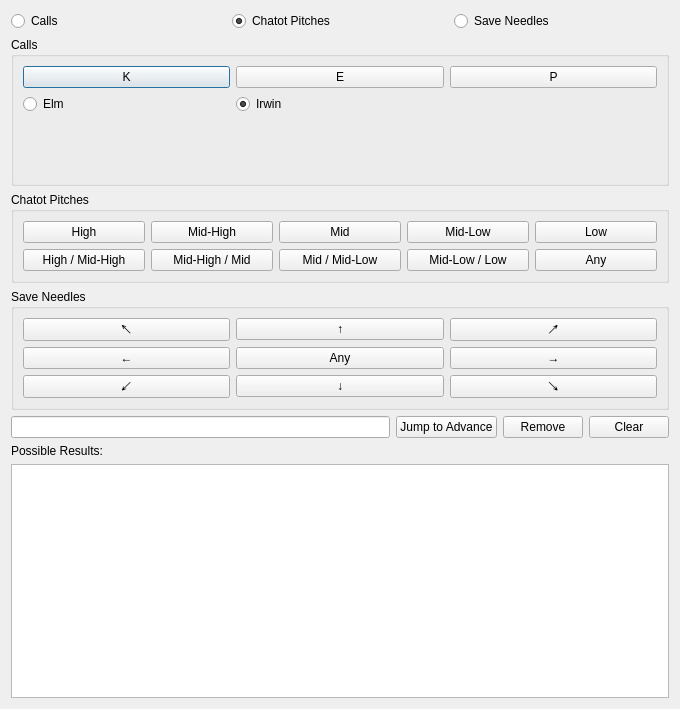
Qt form Form/Util/AdvanceFinder.ui (Admiral-Fish/PokeFinder) before a commit.
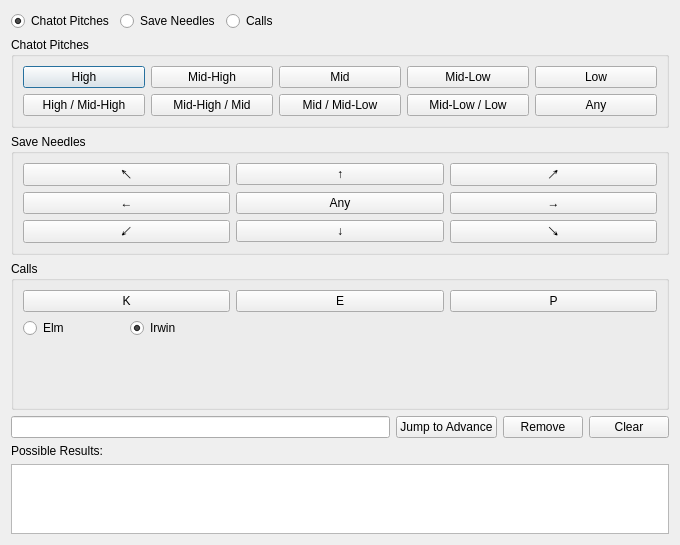
The same form after that commit. Custom widgets are drawn as their Qt base class.

Patch:
```diff
--- a/Form/Util/AdvanceFinder.ui
+++ b/Form/Util/AdvanceFinder.ui
@@ -7,121 +7,84 @@
     <x>0</x>
     <y>0</y>
     <width>680</width>
-    <height>709</height>
+     <height>430</height>
    </rect>
   </property>
   <property name="windowTitle">
    <string>Advance Finder</string>
   </property>
-  <layout class="QGridLayout" name="gridLayout">
-   <item row="0" column="0">
-    <widget class="QRadioButton" name="radioButtonCalls">
-     <property name="text">
-      <string>Calls</string>
+  <layout class="QVBoxLayout" name="verticalLayout">
+   <item>
+    <widget class="QWidget" name="widgetMode" native="true">
+     <property name="sizePolicy">
+      <sizepolicy hsizetype="Preferred" vsizetype="Fixed">
+       <horstretch>0</horstretch>
+       <verstretch>0</verstretch>
+      </sizepolicy>
      </property>
-     <attribute name="buttonGroup">
-      <string notr="true">buttonGroupType</string>
-     </attribute>
-    </widget>
-   </item>
-   <item row="0" column="1">
-    <widget class="QRadioButton" name="radioButtonChatot">
-     <property name="text">
-      <string>Chatot Pitches</string>
-     </property>
-     <property name="checked">
-      <bool>true</bool>
-     </property>
-     <attribute name="buttonGroup">
-      <string notr="true">buttonGroupType</string>
-     </attribute>
-    </widget>
-   </item>
-   <item row="0" column="2">
-    <widget class="QRadioButton" name="radioButtonNeedle">
-     <property name="text">
-      <string>Save Needles</string>
-     </property>
-     <attribute name="buttonGroup">
-      <string notr="true">buttonGroupType</string>
-     </attribute>
-    </widget>
-   </item>
-   <item row="1" column="0" colspan="3">
-    <widget class="QGroupBox" name="groupBoxCalls">
-     <property name="title">
-      <string>Calls</string>
-     </property>
-     <layout class="QGridLayout" name="gridLayoutCall">
-      <item row="0" column="0">
-       <widget class="QPushButton" name="pushButtonCallK">
+     <layout class="QHBoxLayout" name="horizontalLayoutMode">
+      <property name="leftMargin">
+       <number>0</number>
+      </property>
+      <property name="topMargin">
+       <number>0</number>
+      </property>
+      <property name="rightMargin">
+       <number>0</number>
+      </property>
+      <property name="bottomMargin">
+       <number>0</number>
+      </property>
+      <item>
+       <widget class="QRadioButton" name="radioButtonChatot">
         <property name="text">
-         <string notr="true">K</string>
-        </property>
-       </widget>
-      </item>
-      <item row="0" column="1">
-       <widget class="QPushButton" name="pushButtonCallE">
-        <property name="text">
-         <string notr="true">E</string>
-        </property>
-       </widget>
-      </item>
-      <item row="0" column="2">
-       <widget class="QPushButton" name="pushButtonCallP">
-        <property name="text">
-         <string notr="true">P</string>
-        </property>
-       </widget>
-      </item>
-      <item row="1" column="0">
-       <widget class="QRadioButton" name="radioButtonElm">
-        <property name="text">
-         <string>Elm</string>
-        </property>
-        <attribute name="buttonGroup">
-         <string notr="true">buttonGroupCallType</string>
-        </attribute>
-       </widget>
-      </item>
-      <item row="1" column="1">
-       <widget class="QRadioButton" name="radioButtonIrwin">
-        <property name="text">
-         <string>Irwin</string>
+         <string>Chatot Pitches</string>
         </property>
         <property name="checked">
          <bool>true</bool>
         </property>
         <attribute name="buttonGroup">
-         <string notr="true">buttonGroupCallType</string>
+         <string notr="true">buttonGroupType</string>
         </attribute>
        </widget>
       </item>
-      <item row="2" column="0">
-       <widget class="QLabel" name="labelKResponse">
-        <property name="wordWrap">
-         <bool>true</bool>
+      <item>
+       <widget class="QRadioButton" name="radioButtonNeedle">
+        <property name="text">
+         <string>Save Needles</string>
         </property>
+        <attribute name="buttonGroup">
+         <string notr="true">buttonGroupType</string>
+        </attribute>
        </widget>
       </item>
-      <item row="3" column="0">
-       <widget class="QLabel" name="labelEResponse">
-        <property name="wordWrap">
-         <bool>true</bool>
+      <item>
+       <widget class="QRadioButton" name="radioButtonCalls">
+        <property name="text">
+         <string>Calls</string>
         </property>
+        <attribute name="buttonGroup">
+         <string notr="true">buttonGroupType</string>
+        </attribute>
        </widget>
       </item>
-      <item row="4" column="0">
-       <widget class="QLabel" name="labelPResponse">
-        <property name="wordWrap">
-         <bool>true</bool>
+      <item>
+       <spacer name="horizontalSpacerMode">
+        <property name="orientation">
+         <enum>Qt::Horizontal</enum>
         </property>
-       </widget>
+        <property name="sizeHint" stdset="0">
+         <size>
+          <width>40</width>
+          <height>20</height>
+         </size>
+        </property>
+       </spacer>
       </item>
      </layout>
     </widget>
    </item>
-   <item row="2" column="0" colspan="3">
+   <item>
     <widget class="QGroupBox" name="groupBoxChatot">
      <property name="title">
       <string>Chatot Pitches</string>
@@ -200,7 +163,7 @@
      </layout>
     </widget>
    </item>
-   <item row="3" column="0" colspan="3">
+   <item>
     <widget class="QGroupBox" name="groupBoxNeedle">
      <property name="title">
       <string>Save Needles</string>
@@ -209,28 +172,28 @@
       <item row="0" column="0">
        <widget class="QPushButton" name="pushButtonNeedle7">
         <property name="text">
-         <string>↖</string>
+         <string>&#x2196;</string>
         </property>
        </widget>
       </item>
       <item row="0" column="1">
        <widget class="QPushButton" name="pushButtonNeedle0">
         <property name="text">
-         <string>↑</string>
+         <string>&#x2191;</string>
         </property>
        </widget>
       </item>
       <item row="0" column="2">
        <widget class="QPushButton" name="pushButtonNeedle1">
         <property name="text">
-         <string>↗</string>
+         <string>&#x2197;</string>
         </property>
        </widget>
       </item>
       <item row="1" column="0">
        <widget class="QPushButton" name="pushButtonNeedle6">
         <property name="text">
-         <string>←</string>
+         <string>&#x2190;</string>
         </property>
        </widget>
       </item>
@@ -244,35 +207,109 @@
       <item row="1" column="2">
        <widget class="QPushButton" name="pushButtonNeedle2">
         <property name="text">
-         <string>→</string>
+         <string>&#x2192;</string>
         </property>
        </widget>
       </item>
       <item row="2" column="0">
        <widget class="QPushButton" name="pushButtonNeedle5">
         <property name="text">
-         <string>↙</string>
+         <string>&#x2199;</string>
         </property>
        </widget>
       </item>
       <item row="2" column="1">
        <widget class="QPushButton" name="pushButtonNeedle4">
         <property name="text">
-         <string>↓</string>
+         <string>&#x2193;</string>
         </property>
        </widget>
       </item>
       <item row="2" column="2">
        <widget class="QPushButton" name="pushButtonNeedle3">
         <property name="text">
-         <string>↘</string>
+         <string>&#x2198;</string>
         </property>
        </widget>
       </item>
      </layout>
     </widget>
    </item>
-   <item row="4" column="0" colspan="3">
+   <item>
+    <widget class="QGroupBox" name="groupBoxCalls">
+     <property name="title">
+      <string>Calls</string>
+     </property>
+     <layout class="QGridLayout" name="gridLayoutCall">
+      <item row="0" column="0" colspan="2">
+       <widget class="QPushButton" name="pushButtonCallK">
+        <property name="text">
+         <string notr="true">K</string>
+        </property>
+       </widget>
+      </item>
+      <item row="0" column="2" colspan="2">
+       <widget class="QPushButton" name="pushButtonCallE">
+        <property name="text">
+         <string notr="true">E</string>
+        </property>
+       </widget>
+      </item>
+      <item row="0" column="4" colspan="2">
+       <widget class="QPushButton" name="pushButtonCallP">
+        <property name="text">
+         <string notr="true">P</string>
+        </property>
+       </widget>
+      </item>
+      <item row="1" column="0">
+       <widget class="QRadioButton" name="radioButtonElm">
+        <property name="text">
+         <string>Elm</string>
+        </property>
+        <attribute name="buttonGroup">
+         <string notr="true">buttonGroupCallType</string>
+        </attribute>
+       </widget>
+      </item>
+      <item row="1" column="1">
+       <widget class="QRadioButton" name="radioButtonIrwin">
+        <property name="text">
+         <string>Irwin</string>
+        </property>
+        <property name="checked">
+         <bool>true</bool>
+        </property>
+        <attribute name="buttonGroup">
+         <string notr="true">buttonGroupCallType</string>
+        </attribute>
+       </widget>
+      </item>
+      <item row="2" column="0" colspan="6">
+       <widget class="QLabel" name="labelKResponse">
+        <property name="wordWrap">
+         <bool>true</bool>
+        </property>
+       </widget>
+      </item>
+      <item row="3" column="0" colspan="6">
+       <widget class="QLabel" name="labelEResponse">
+        <property name="wordWrap">
+         <bool>true</bool>
+        </property>
+       </widget>
+      </item>
+      <item row="4" column="0" colspan="6">
+       <widget class="QLabel" name="labelPResponse">
+        <property name="wordWrap">
+         <bool>true</bool>
+        </property>
+       </widget>
+      </item>
+     </layout>
+    </widget>
+   </item>
+   <item>
     <layout class="QHBoxLayout" name="horizontalLayoutInput">
      <item>
       <widget class="QLineEdit" name="lineEditSequence">
@@ -304,14 +341,20 @@
      </item>
     </layout>
    </item>
-   <item row="5" column="0">
+   <item>
     <widget class="QLabel" name="labelPossibleResults">
+     <property name="sizePolicy">
+      <sizepolicy hsizetype="Preferred" vsizetype="Fixed">
+       <horstretch>0</horstretch>
+       <verstretch>0</verstretch>
+      </sizepolicy>
+     </property>
      <property name="text">
       <string>Possible Results:</string>
      </property>
     </widget>
    </item>
-   <item row="6" column="0" colspan="3">
+   <item>
     <widget class="TableView" name="tableView"/>
    </item>
   </layout>
```
Left out of the diff: 10 changed lines with no effect on the pictures.
